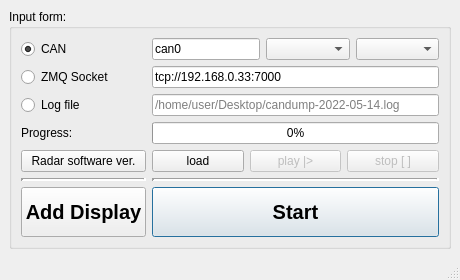
Above: mainwindow.ui from anatoltrush/RadarVisual before the change. Below: the same form after it.
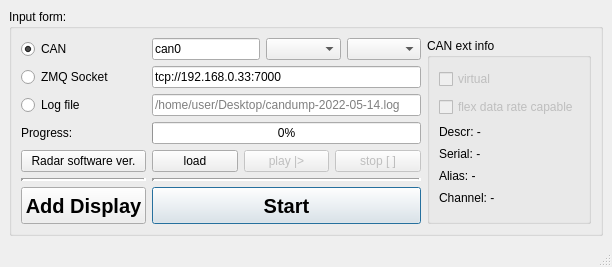
That is the form after the change. Icons and pictures are not drawn.

Patch:
```diff
--- a/mainwindow.ui
+++ b/mainwindow.ui
@@ -9,8 +9,8 @@
    <rect>
     <x>0</x>
     <y>0</y>
-    <width>460</width>
-    <height>280</height>
+    <width>612</width>
+    <height>267</height>
    </rect>
   </property>
   <property name="maximumSize">
@@ -36,11 +36,18 @@
       <property name="title">
        <string>Input form:</string>
       </property>
-      <layout class="QGridLayout" name="gridLayout">
-       <item row="2" column="0">
-        <widget class="QRadioButton" name="rBInpFile">
+      <layout class="QGridLayout" name="gridLayout_2">
+       <item row="3" column="0">
+        <widget class="QLabel" name="lProgress">
          <property name="text">
-          <string>Log file</string>
+          <string>Progress:</string>
+         </property>
+        </widget>
+       </item>
+       <item row="1" column="0">
+        <widget class="QRadioButton" name="rBInpZMQ">
+         <property name="text">
+          <string>ZMQ Socket</string>
          </property>
         </widget>
        </item>
@@ -63,26 +70,6 @@
          </property>
         </widget>
        </item>
-       <item row="0" column="0">
-        <widget class="QRadioButton" name="rBInpCAN">
-         <property name="text">
-          <string>CAN</string>
-         </property>
-         <property name="checked">
-          <bool>true</bool>
-         </property>
-        </widget>
-       </item>
-       <item row="5" column="0">
-        <widget class="Line" name="lnSep1">
-         <property name="lineWidth">
-          <number>3</number>
-         </property>
-         <property name="orientation">
-          <enum>Qt::Horizontal</enum>
-         </property>
-        </widget>
-       </item>
        <item row="4" column="1">
         <layout class="QHBoxLayout" name="hLButtons">
          <item>
@@ -132,6 +119,55 @@
          </item>
         </layout>
        </item>
+       <item row="5" column="1">
+        <widget class="Line" name="lnSep2">
+         <property name="sizePolicy">
+          <sizepolicy hsizetype="Minimum" vsizetype="Maximum">
+           <horstretch>0</horstretch>
+           <verstretch>0</verstretch>
+          </sizepolicy>
+         </property>
+         <property name="lineWidth">
+          <number>3</number>
+         </property>
+         <property name="orientation">
+          <enum>Qt::Horizontal</enum>
+         </property>
+        </widget>
+       </item>
+       <item row="3" column="1">
+        <widget class="QProgressBar" name="progressBar">
+         <property name="value">
+          <number>0</number>
+         </property>
+        </widget>
+       </item>
+       <item row="0" column="0">
+        <widget class="QRadioButton" name="rBInpCAN">
+         <property name="text">
+          <string>CAN</string>
+         </property>
+         <property name="checked">
+          <bool>true</bool>
+         </property>
+        </widget>
+       </item>
+       <item row="1" column="1">
+        <widget class="QLineEdit" name="lEInpZmq">
+         <property name="toolTip">
+          <string>tcp://192.168.0.33:7000</string>
+         </property>
+         <property name="toolTipDuration">
+          <number>5000</number>
+         </property>
+         <property name="text">
+          <string>tcp://192.168.0.33:7000</string>
+         </property>
+         <property name="placeholderText">
+          <string>tcp://192.168.0.33:7000</string>
+         </property>
+        </widget>
+       </item>
        <item row="6" column="1">
         <widget class="QPushButton" name="pBStart">
          <property name="sizePolicy">
@@ -154,6 +190,16 @@
          </property>
         </widget>
        </item>
+       <item row="5" column="0">
+        <widget class="Line" name="lnSep1">
+         <property name="lineWidth">
+          <number>3</number>
+         </property>
+         <property name="orientation">
+          <enum>Qt::Horizontal</enum>
+         </property>
+        </widget>
+       </item>
        <item row="4" column="0">
         <widget class="QPushButton" name="pBSoftVersID">
          <property name="text">
@@ -161,16 +207,10 @@
          </property>
         </widget>
        </item>
-       <item row="2" column="1">
-        <widget class="QLineEdit" name="lEInpFile">
-         <property name="sizePolicy">
-          <sizepolicy hsizetype="Expanding" vsizetype="Fixed">
-           <horstretch>0</horstretch>
-           <verstretch>0</verstretch>
-          </sizepolicy>
-         </property>
-         <property name="placeholderText">
-          <string>/home/user/Desktop/candump-2022-05-14.log</string>
+       <item row="2" column="0">
+        <widget class="QRadioButton" name="rBInpFile">
+         <property name="text">
+          <string>Log file</string>
          </property>
         </widget>
        </item>
@@ -220,57 +260,98 @@
          </item>
         </layout>
        </item>
-       <item row="3" column="1">
-        <widget class="QProgressBar" name="progressBar">
-         <property name="value">
-          <number>0</number>
-         </property>
-        </widget>
-       </item>
-       <item row="1" column="0">
-        <widget class="QRadioButton" name="rBInpZMQ">
-         <property name="text">
-          <string>ZMQ Socket</string>
-         </property>
-        </widget>
-       </item>
-       <item row="1" column="1">
-        <widget class="QLineEdit" name="lEInpZmq">
-         <property name="toolTip">
-          <string>tcp://192.168.0.33:7000</string>
-         </property>
-         <property name="toolTipDuration">
-          <number>5000</number>
-         </property>
-         <property name="text">
-          <string>tcp://192.168.0.33:7000</string>
-         </property>
-         <property name="placeholderText">
-          <string>tcp://192.168.0.33:7000</string>
-         </property>
-        </widget>
-       </item>
-       <item row="5" column="1">
-        <widget class="Line" name="lnSep2">
+       <item row="2" column="1">
+        <widget class="QLineEdit" name="lEInpFile">
          <property name="sizePolicy">
-          <sizepolicy hsizetype="Minimum" vsizetype="Maximum">
+          <sizepolicy hsizetype="Expanding" vsizetype="Fixed">
            <horstretch>0</horstretch>
            <verstretch>0</verstretch>
           </sizepolicy>
          </property>
-         <property name="lineWidth">
-          <number>3</number>
-         </property>
-         <property name="orientation">
-          <enum>Qt::Horizontal</enum>
+         <property name="placeholderText">
+          <string>/home/user/Desktop/candump-2022-05-14.log</string>
          </property>
         </widget>
        </item>
-       <item row="3" column="0">
-        <widget class="QLabel" name="lProgress">
-         <property name="text">
-          <string>Progress:</string>
+       <item row="0" column="2" rowspan="7">
+        <widget class="QGroupBox" name="gBCanExtInfo">
+         <property name="title">
+          <string>CAN ext info</string>
          </property>
+         <layout class="QGridLayout" name="gridLayout">
+          <item row="4" column="0">
+           <widget class="QLabel" name="aliasLabel">
+            <property name="sizePolicy">
+             <sizepolicy hsizetype="Minimum" vsizetype="Fixed">
+              <horstretch>0</horstretch>
+              <verstretch>0</verstretch>
+             </sizepolicy>
+            </property>
+            <property name="text">
+             <string>Alias: -</string>
+            </property>
+           </widget>
+          </item>
+          <item row="5" column="0">
+           <widget class="QLabel" name="channelLabel">
+            <property name="sizePolicy">
+             <sizepolicy hsizetype="Minimum" vsizetype="Fixed">
+              <horstretch>0</horstretch>
+              <verstretch>0</verstretch>
+             </sizepolicy>
+            </property>
+            <property name="text">
+             <string>Channel: -</string>
+            </property>
+           </widget>
+          </item>
+          <item row="1" column="0">
+           <widget class="QCheckBox" name="isFlexibleDataRateCapable">
+            <property name="enabled">
+             <bool>false</bool>
+            </property>
+            <property name="text">
+             <string>flex data rate capable</string>
+            </property>
+           </widget>
+          </item>
+          <item row="0" column="0">
+           <widget class="QCheckBox" name="isVirtual">
+            <property name="enabled">
+             <bool>false</bool>
+            </property>
+            <property name="text">
+             <string>virtual</string>
+            </property>
+           </widget>
+          </item>
+          <item row="2" column="0">
+           <widget class="QLabel" name="descriptionLabel">
+            <property name="sizePolicy">
+             <sizepolicy hsizetype="Minimum" vsizetype="Fixed">
+              <horstretch>0</horstretch>
+              <verstretch>0</verstretch>
+             </sizepolicy>
+            </property>
+            <property name="text">
+             <string>Descr: -</string>
+            </property>
+           </widget>
+          </item>
+          <item row="3" column="0">
+           <widget class="QLabel" name="serialNumberLabel">
+            <property name="sizePolicy">
+             <sizepolicy hsizetype="Preferred" vsizetype="Fixed">
+              <horstretch>0</horstretch>
+              <verstretch>0</verstretch>
+             </sizepolicy>
+            </property>
+            <property name="text">
+             <string>Serial: -</string>
+            </property>
+           </widget>
+          </item>
+         </layout>
         </widget>
        </item>
       </layout>
```
